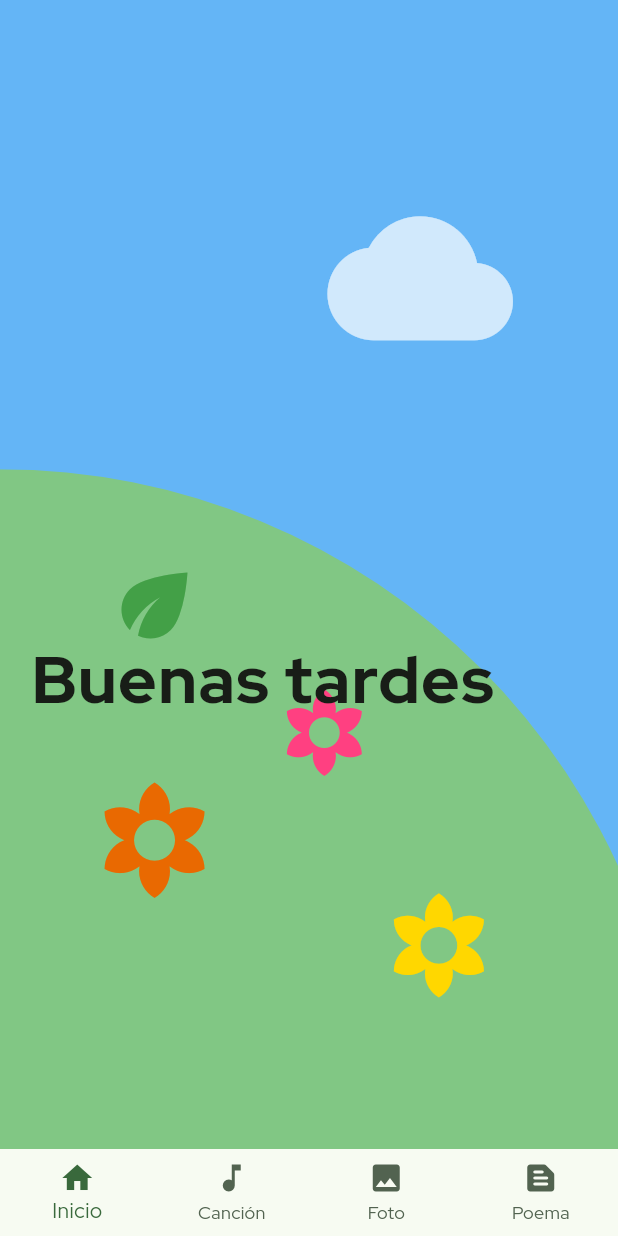
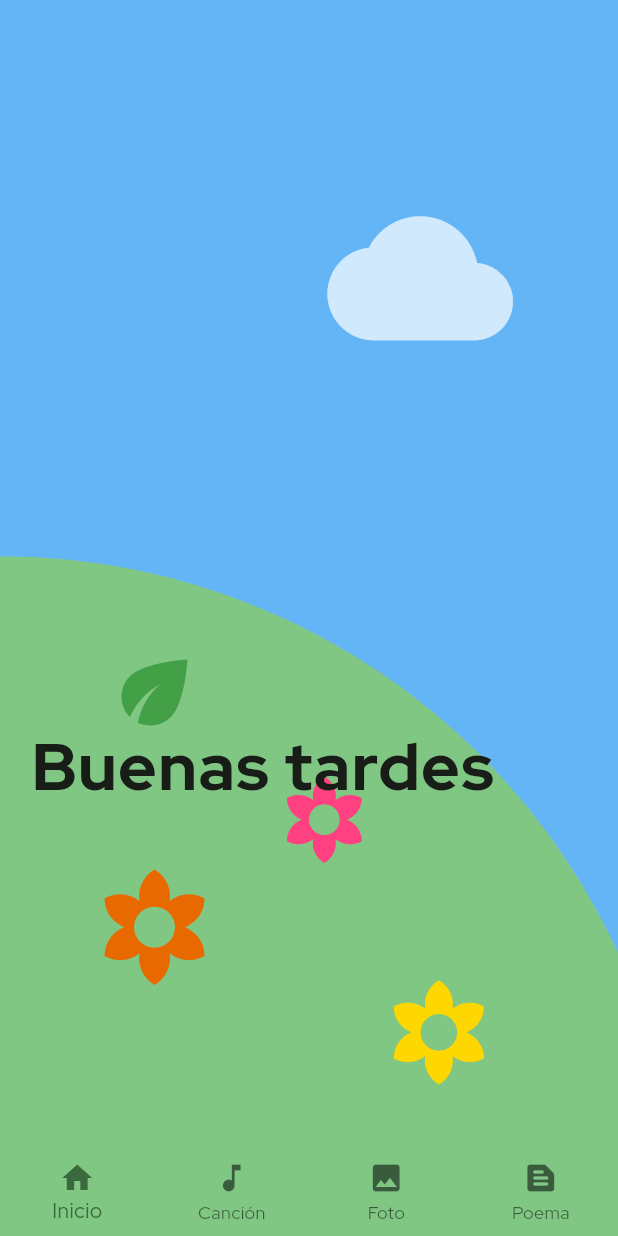
Before and after one commit to dayross/amptr, a Flutter app: the HomeScreen screen opened directly, on a phone screen of 412 x 824 dp. Run offline on Flutter 3.47's test engine with Material 3 defaults, Android fonts, the phone set to English and light mode, and no system bars; our stand-ins replace animate_do, confetti, dio, flutter_dotenv, flutter_riverpod.

Commit message:
bottom app bar FULLY TRANSPARENT

```diff
--- a/lib/presentation/screens/greeting_screen.dart
+++ b/lib/presentation/screens/greeting_screen.dart
@@ -38,7 +38,7 @@
   @override
   Widget build(BuildContext context) {
     return Scaffold(
-      extendBody: true,
+      // extendBody: true,
       backgroundColor: Color.fromARGB(255, 31, 27, 61),
       body: Stack(
         children: [
@@ -55,18 +55,6 @@
               ),
             ),
         ],),
-        // Positioned(
-        //   top: size.height*0.12,
-        //   right: size.width*0.15,
-        //   child: Transform.rotate(
-        //     angle: 4,
-        //     child: SlideInRight(
-        //     delay: Duration(milliseconds: 600),
-        //     duration: Duration(milliseconds: 1500),
-        //     child: ZoomIn(
-        //       delay: Duration(milliseconds: 600),
-        //       duration: Duration(milliseconds: 3000),
-        //       child: Icon(Icons.rocket, color: Colors.red[600], size: 120,))))),
         Positioned(
           top: size.height*0.1,
           left: size.width*0.08,
@@ -176,9 +164,7 @@
 
   @override
   Widget build(BuildContext context) {
-    return SafeArea(
-      child: Scaffold(
-        extendBody: true,
+    return Scaffold(
       backgroundColor: Colors.blue[300],
       body: Stack(
         children: [
@@ -248,7 +234,6 @@
                   child: Text("Buenas tardes", style: TextStyle(fontWeight: FontWeight.bold),)))))),
           ]
       ),
-      ),
     );
   }
 }
@@ -264,7 +249,6 @@
   @override
   Widget build(BuildContext context) {
     return Scaffold(
-      extendBody: true,
       backgroundColor: Color(0xFF87CEEB),
       body: Stack(
         children: [
--- a/lib/presentation/screens/home_screen.dart
+++ b/lib/presentation/screens/home_screen.dart
@@ -1,5 +1,6 @@
 
 
+import 'package:amptr/config/config.dart';
 import 'package:amptr/presentation/providers/navigation_provider.dart';
 import 'package:amptr/presentation/screens/screens.dart';
 import 'package:amptr/presentation/shared/widgets/widgets.dart';
@@ -32,32 +33,18 @@
         _selectedIndex = index;
       });
     }
+
   @override
   Widget build(BuildContext context) {
     SystemChrome.setEnabledSystemUIMode(SystemUiMode.immersiveSticky);
-    // final navigationProv = ref.watch(navigationProvider);
     final colors = Theme.of(context).colorScheme;
 
-    final screens = [
-      FadeInRight(
-        duration: const Duration(seconds: 1),
-        child: const GreetingScreen()),
-      const DailySongScreen(),
-      const DailyPhotoScreen(),
-      const DailyPoemScreen(),
-    ];
-
     return Scaffold(
-      extendBodyBehindAppBar: true,
-      extendBody: true,
       bottomNavigationBar: BottomNavigationBar(
+        backgroundColor: Colors.transparent,
         elevation: 0,
-        backgroundColor: Colors.transparent,
-        unselectedItemColor: colors.secondary,
-        selectedItemColor: colors.primary,
-        // backgroundColor: Colors.black.withOpacity(0.1),
         type: BottomNavigationBarType.fixed,
-        items: const <BottomNavigationBarItem>[
+        items: const [
           BottomNavigationBarItem(
           icon: Icon(Icons.home),
            label: 'Inicio'),
@@ -75,10 +62,12 @@
              label: 'Poema'),
         ],
         currentIndex: _selectedIndex,
+        selectedItemColor: colors.primary,
         onTap: onItemTapped,
         ),
-      body: screens[_selectedIndex],
+      extendBodyBehindAppBar: true,
+      extendBody: true,
+      body: _screens[_selectedIndex],
         );
-      // body: screens[navigationProv],
   }
 }
```
Lines whose indentation alone changed are shown as unchanged.
